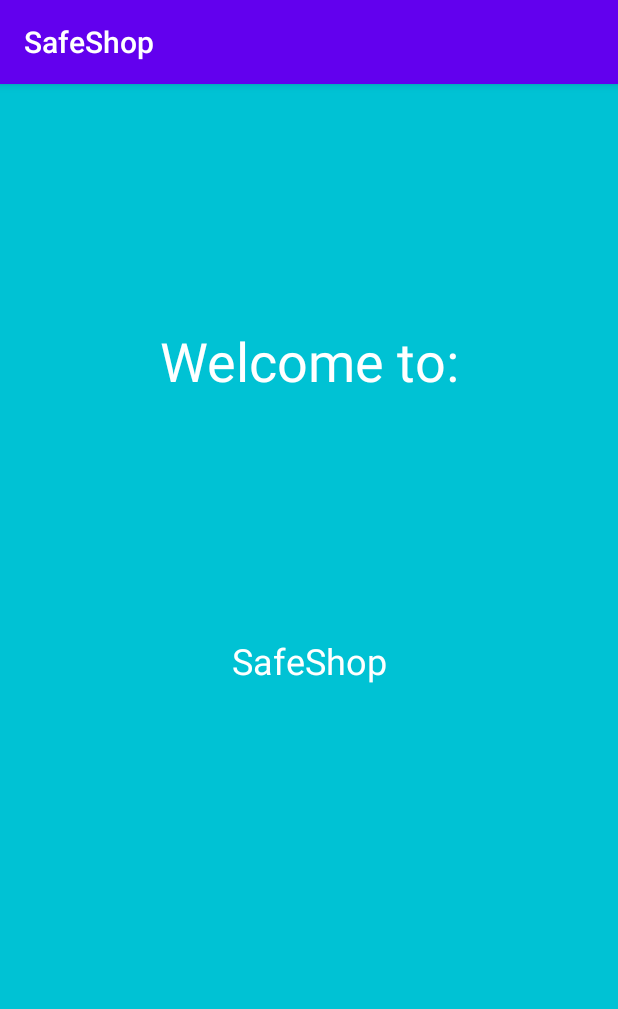
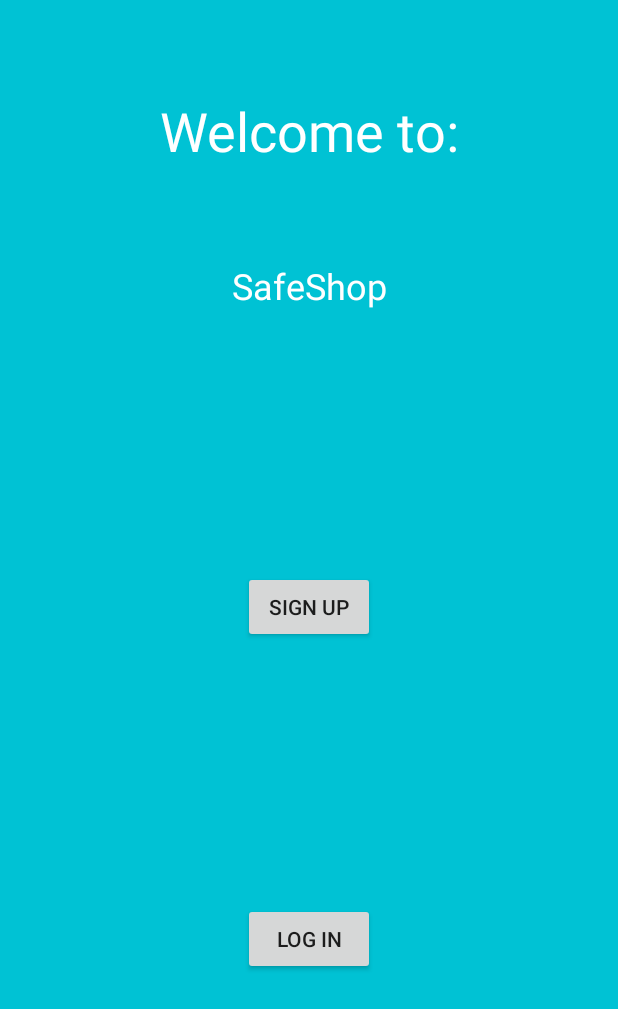
Before and after one commit to FuadYoussef/SafeShop, an Android app: the screen it shows after launch (MainActivity), on a phone screen of 412 x 824 dp. Shown: the top 1009 px of the screen. Run offline under Robolectric (Android 15) with nearby library versions, the phone set to English and light mode, and no system bars.

Commit message:
Adding Sign up activity

```diff
--- a/app/src/main/AndroidManifest.xml
+++ b/app/src/main/AndroidManifest.xml
@@ -9,6 +9,7 @@
         android:roundIcon="@mipmap/ic_launcher_round"
         android:supportsRtl="true"
         android:theme="@style/AppTheme">
+        <activity android:name=".SignUpActivity"></activity>
         <activity android:name=".MainActivity">
             <intent-filter>
                 <action android:name="android.intent.action.MAIN" />
--- a/app/src/main/res/layout/activity_main.xml
+++ b/app/src/main/res/layout/activity_main.xml
@@ -27,10 +27,34 @@
         android:text="SafeShop"
         android:textColor="@android:color/white"
         android:textSize="24dp"
-        app:layout_constraintBottom_toBottomOf="parent"
+        app:layout_constraintBottom_toTopOf="@id/signUpButton"
         app:layout_constraintLeft_toLeftOf="parent"
         app:layout_constraintRight_toRightOf="parent"
         app:layout_constraintTop_toTopOf="parent" />
 
+    <Button
+        android:layout_width="wrap_content"
+        android:layout_height="wrap_content"
+        android:text="Sign Up"
+        android:id="@+id/signUpButton"
+        app:layout_constraintBottom_toTopOf="@id/loginButton"
+        app:layout_constraintLeft_toLeftOf="parent"
+        app:layout_constraintRight_toRightOf="parent"
+        app:layout_constraintTop_toBottomOf="@id/SafeShopText"
+        android:onClick="launchSignUp"
+        />
+
+    <Button
+        android:layout_width="wrap_content"
+        android:layout_height="wrap_content"
+        android:text="Log In"
+        android:id="@+id/loginButton"
+        app:layout_constraintBottom_toBottomOf="parent"
+        app:layout_constraintLeft_toLeftOf="parent"
+        app:layout_constraintRight_toRightOf="parent"
+        app:layout_constraintTop_toBottomOf="@id/signUpButton"
+        />
+
+
 
 </androidx.constraintlayout.widget.ConstraintLayout>
--- a/app/src/main/res/values/colors.xml
+++ b/app/src/main/res/values/colors.xml
@@ -1,7 +1,7 @@
 <?xml version="1.0" encoding="utf-8"?>
 <resources>
-    <color name="colorPrimary">#6200EE</color>
-    <color name="colorPrimaryDark">#3700B3</color>
-    <color name="colorAccent">#03DAC5</color>
+    <color name="colorPrimary">#00C2D4</color>
+    <color name="colorPrimaryDark">#00C2D4</color>
+    <color name="colorAccent">#FFFFFF</color>
     <color name="colorBackground">#00C2D4</color>
 </resources>
--- a/app/src/main/res/values/styles.xml
+++ b/app/src/main/res/values/styles.xml
@@ -1,7 +1,7 @@
 <resources>
 
     <!-- Base application theme. -->
-    <style name="AppTheme" parent="Theme.AppCompat.Light.DarkActionBar">
+    <style name="AppTheme" parent="Theme.AppCompat.Light.NoActionBar">
         <!-- Customize your theme here. -->
         <item name="colorPrimary">@color/colorPrimary</item>
         <item name="colorPrimaryDark">@color/colorPrimaryDark</item>
```
Also changed, not shown: app/src/main/java/tech/youssef/safeshop/MainActivity.java (+7 -0 lines), app/src/main/java/tech/youssef/safeshop/SignUpActivity.java (added, +13 -0 lines), app/src/main/res/layout/activity_sign_up.xml (added, +30 -0 lines).
